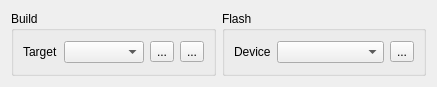
Old version of the form sw/supervision/new/ui/build.ui in the repository paparazzi/paparazzi.
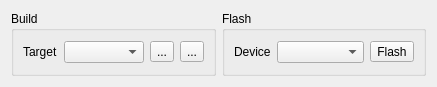
New version of the form. Icons and pictures are not drawn.

Commit message: Add "Edit alt" button to conf file widgets.

Patch:
```diff
--- a/sw/supervision/new/ui/build.ui
+++ b/sw/supervision/new/ui/build.ui
@@ -105,7 +105,7 @@
          <string>Upload</string>
         </property>
         <property name="text">
-         <string>...</string>
+         <string>Flash</string>
         </property>
         <property name="icon">
          <iconset theme="emblem-downloads">
```
The commit also changes 3 other files.
